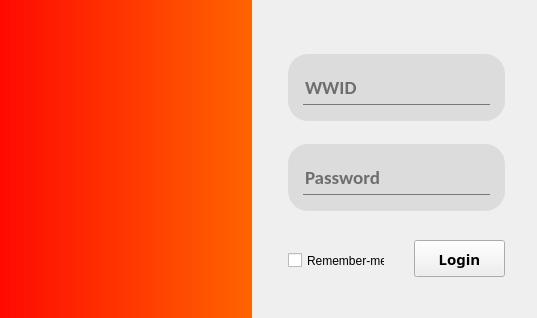
First picture: the form in ui/login.ui, repository RafaelNegrao/suppliers-scorecard-project, before the edit.
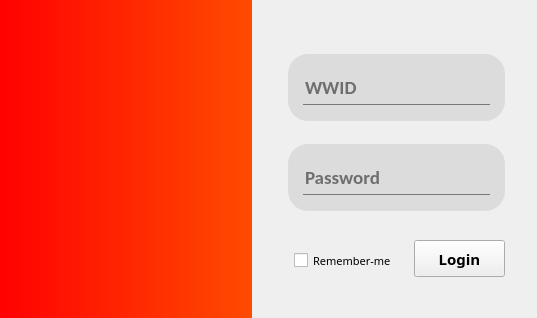
Second picture: the form after the edit. Icons and pictures are not drawn.

Patch:
```diff
--- a/ui/login.ui
+++ b/ui/login.ui
@@ -83,7 +83,7 @@
      </rect>
     </property>
     <property name="styleSheet">
-     <string notr="true">background-color:qlineargradient(spread:pad, x1:0, y1:0, x2:1, y2:0, stop:0 rgba(255, 9, 1, 255), stop:1 rgba(255, 100, 0, 255))</string>
+     <string notr="true">background-color:qlineargradient(spread:pad, x1:0, y1:0, x2:1, y2:0, stop:0 rgba(255, 1, 1, 255), stop:1 rgba(255, 75, 0, 255))</string>
     </property>
    </widget>
    <widget class="QWidget" name="widget_2" native="true">
@@ -246,12 +246,18 @@
    <widget class="QCheckBox" name="checkBox_remember_login">
     <property name="geometry">
      <rect>
-      <x>288</x>
+      <x>294</x>
       <y>252</y>
-      <width>97</width>
+      <width>115</width>
       <height>17</height>
      </rect>
     </property>
+    <property name="font">
+     <font>
+      <family>Poppins</family>
+      <pointsize>8</pointsize>
+     </font>
+    </property>
     <property name="styleSheet">
      <string notr="true">outline: none;</string>
     </property>
```
Left out of the diff: 17 changed lines with no effect on the pictures.
